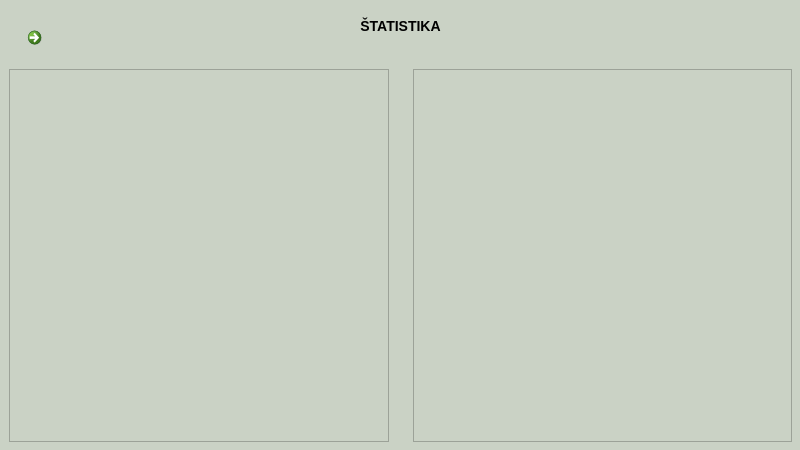
First picture: the form in source/code/main.ui, repository tomas-magat/camels-eshop-infosystem, before the edit.
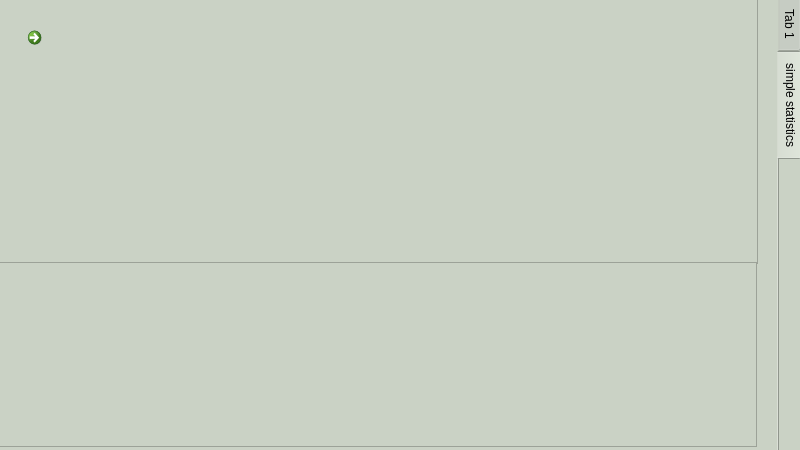
Second picture: the form after the edit. The open tabs and pages were chosen to show the change. Icons and pictures are not drawn.

```diff
--- a/source/code/main.ui
+++ b/source/code/main.ui
@@ -1099,6 +1099,79 @@
     </widget>
     <widget class="QWidget" name="sklad"/>
     <widget class="QWidget" name="statistika">
+     <widget class="QTabWidget" name="tabWidget">
+      <property name="geometry">
+       <rect>
+        <x>-3</x>
+        <y>-3</y>
+        <width>806</width>
+        <height>456</height>
+       </rect>
+      </property>
+      <property name="tabPosition">
+       <enum>QTabWidget::East</enum>
+      </property>
+      <property name="tabShape">
+       <enum>QTabWidget::Rounded</enum>
+      </property>
+      <property name="currentIndex">
+       <number>1</number>
+      </property>
+      <property name="iconSize">
+       <size>
+        <width>50</width>
+        <height>50</height>
+       </size>
+      </property>
+      <widget class="QWidget" name="tab_statistika_1">
+       <attribute name="title">
+        <string>Tab 1</string>
+       </attribute>
+      </widget>
+      <widget class="QWidget" name="tab_statistika_2">
+       <attribute name="title">
+        <string>simple statistics</string>
+       </attribute>
+       <widget class="QWidget" name="najviac_najmenej" native="true">
+        <property name="geometry">
+         <rect>
+          <x>0</x>
+          <y>0</y>
+          <width>759</width>
+          <height>265</height>
+         </rect>
+        </property>
+        <layout class="QHBoxLayout" name="horizontalLayout_5">
+         <item>
+          <widget class="QGraphicsView" name="najviac_graph">
+           <property name="frameShape">
+            <enum>QFrame::StyledPanel</enum>
+           </property>
+          </widget>
+         </item>
+        </layout>
+       </widget>
+       <widget class="QWidget" name="trzba_naklady" native="true">
+        <property name="geometry">
+         <rect>
+          <x>0</x>
+          <y>263</y>
+          <width>758</width>
+          <height>185</height>
+         </rect>
+        </property>
+        <layout class="QHBoxLayout" name="horizontalLayout_4">
+         <item>
+          <widget class="QGraphicsView" name="trzba_naklady_graph">
+           <property name="frameShape">
+            <enum>QFrame::StyledPanel</enum>
+           </property>
+          </widget>
+         </item>
+        </layout>
+       </widget>
+      </widget>
+     </widget>
      <widget class="QCommandLinkButton" name="homeArrow2">
       <property name="geometry">
        <rect>
@@ -1118,58 +1191,6 @@
         <normaloff>../../assets/icons/left-arrow.png</normaloff>../../assets/icons/left-arrow.png</iconset>
       </property>
      </widget>
-     <widget class="QLabel" name="statistikaHeading">
-      <property name="geometry">
-       <rect>
-        <x>320</x>
-        <y>10</y>
-        <width>161</width>
-        <height>31</height>
-       </rect>
-      </property>
-      <property name="styleSheet">
-       <string notr="true">font-family: &quot;Myanmar Text&quot;;
-font-size: 14px;
-font-weight: bold;
-</string>
-      </property>
-      <property name="text">
-       <string>ŠTATISTIKA</string>
-      </property>
-      <property name="alignment">
-       <set>Qt::AlignCenter</set>
-      </property>
-     </widget>
-     <widget class="QWidget" name="grafSection" native="true">
-      <property name="geometry">
-       <rect>
-        <x>0</x>
-        <y>60</y>
-        <width>801</width>
-        <height>391</height>
-       </rect>
-      </property>
-      <layout class="QHBoxLayout" name="horizontalLayout_5">
-       <item>
-        <widget class="QWidget" name="widget_2" native="true">
-         <layout class="QVBoxLayout" name="verticalLayout_21">
-          <item>
-           <widget class="QGraphicsView" name="graphicsView"/>
-          </item>
-         </layout>
-        </widget>
-       </item>
-       <item>
-        <widget class="QWidget" name="widget" native="true">
-         <layout class="QVBoxLayout" name="verticalLayout_17">
-          <item>
-           <widget class="QGraphicsView" name="statistikaTestGraf"/>
-          </item>
-         </layout>
-        </widget>
-       </item>
-      </layout>
-     </widget>
     </widget>
     <widget class="QWidget" name="index">
      <widget class="QLabel" name="statistikaLabel">
```
Left out of the diff: 34 changed lines with no effect on the pictures.
